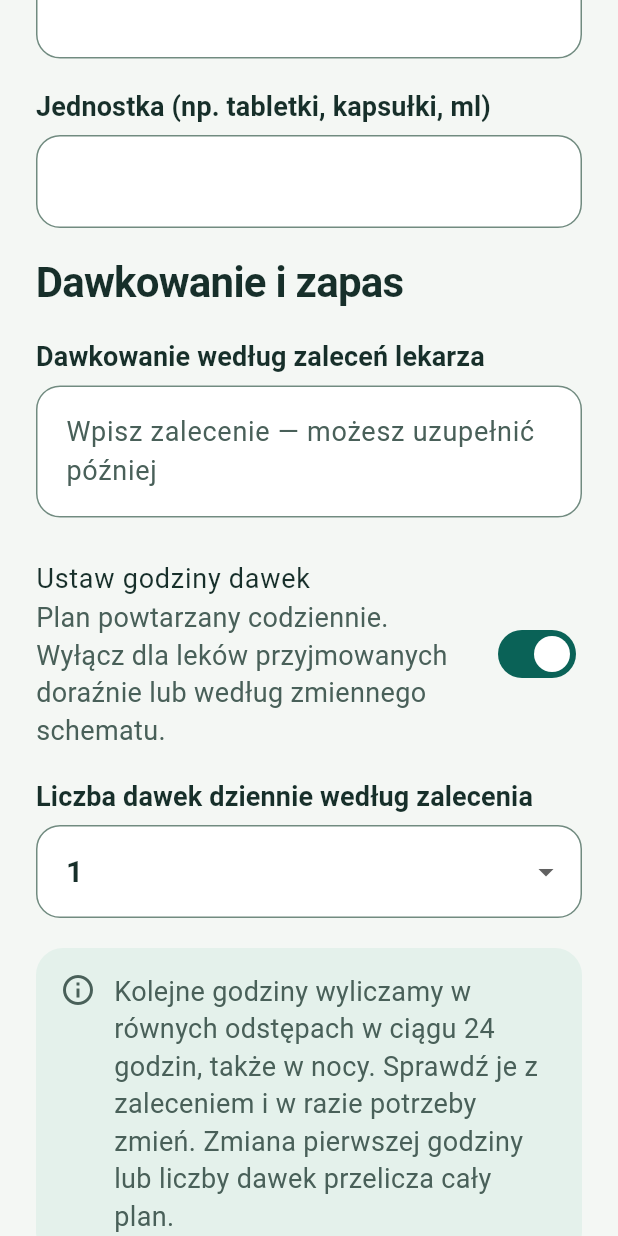
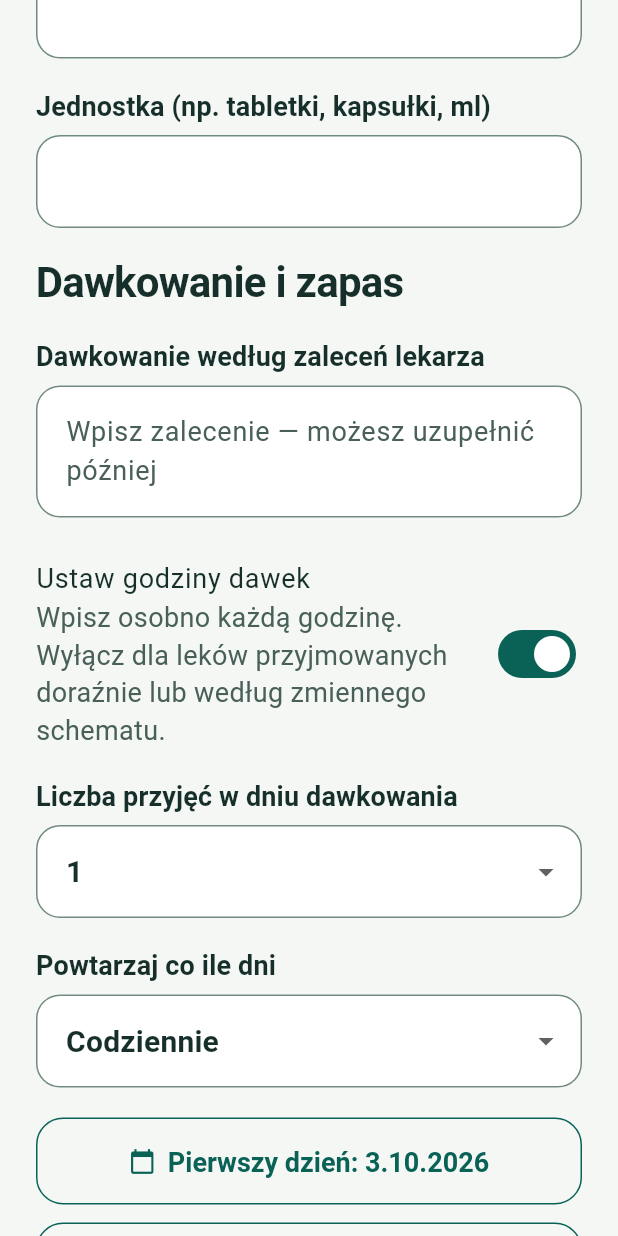
Before and after one commit to Cay00/mCare, a Flutter app: the MedicationForm widget shown alone on an empty page, opened directly, scrolled down 576 dp, after a tap on "Ustaw godziny dawek", on a phone screen of 412 x 824 dp. Run offline on Flutter 3.47's test engine with Material 3 defaults, Android fonts, the phone set to English and light mode, and no system bars; our stand-ins replace pdf, qr_flutter, share_plus, shared_preferences; missing offline and left inert: file_selector, google_mlkit_text_recognition, mobile_scanner, pdfrx; accounts and stored records are empty.

Commit message:
Recognize dosing intervals and require individual dose times

```diff
--- a/lib/models/medication.dart
+++ b/lib/models/medication.dart
@@ -52,6 +52,8 @@ class MedicationStock {
     this.ownedPackages,
     this.looseUnits,
     this.doseMinutes = const [],
+    this.everyDays = 1,
+    this.scheduleStart,
   });
 
   final MedicationProduct product;
@@ -60,8 +62,21 @@ class MedicationStock {
   final int? ownedPackages;
   final double? looseUnits;
 
-  /// User-confirmed clock times for a repeating daily plan; empty = no plan.
+  /// User-confirmed clock times on each scheduled day; empty = no plan.
   final List<int> doseMinutes;
+  final int everyDays;
+  final DateTime? scheduleStart;
+
+  bool isScheduledOn(DateTime date) {
+    if (doseMinutes.isEmpty) return false;
+    final start = scheduleStart ?? date;
+    final elapsed = DateTime.utc(
+      date.year,
+      date.month,
+      date.day,
+    ).difference(DateTime.utc(start.year, start.month, start.day)).inDays;
+    return elapsed >= 0 && everyDays > 0 && elapsed % everyDays == 0;
+  }
 
   double? get totalUnits {
     if (ownedPackages == null && looseUnits == null) return null;
@@ -81,6 +96,7 @@ class MedicationDose {
     required this.instruction,
     this.product,
     this.isTaken = false,
+    this.schedule,
   });
 
   final String id;
@@ -89,4 +105,5 @@ class MedicationDose {
   final String instruction;
   final MedicationProduct? product;
   bool isTaken;
+  final MedicationStock? schedule;
 }
--- a/lib/screens/medications_screen.dart
+++ b/lib/screens/medications_screen.dart
@@ -78,6 +78,7 @@ class _MedicationsScreenState extends State<MedicationsScreen> {
               time: doseTimeLabel(minute),
               name: medication.product.displayName,
               product: medication.product,
+              schedule: medication,
               instruction: medication.instruction.isEmpty
                   ? 'Dawkowanie do uzupełnienia'
                   : 'Dawkowanie: ${medication.instruction}',
@@ -197,7 +198,9 @@ class _MedicationsScreenState extends State<MedicationsScreen> {
         label: const Text('Wczytaj receptę'),
       ),
       const CareHeading('Dawki na dziś'),
-      ..._dosesToday.map(_buildDoseCard),
+      ..._dosesToday
+          .where((dose) => dose.schedule?.isScheduledOn(DateTime.now()) ?? true)
+          .map(_buildDoseCard),
       _buildPermanentMedsCard(),
     ],
   );
--- a/lib/screens/prescription_import_screen.dart
+++ b/lib/screens/prescription_import_screen.dart
@@ -154,7 +154,7 @@ class _PrescriptionImportScreenState extends State<PrescriptionImportScreen> {
                     ),
                     if (_reviewed[i]?.doseMinutes.isNotEmpty ?? false)
                       Text(
-                        'Godziny: ${_reviewed[i]!.doseMinutes.map(doseTimeLabel).join(', ')}',
+                        'Godziny: ${_reviewed[i]!.doseMinutes.map(doseTimeLabel).join(', ')} • ${_reviewed[i]!.everyDays == 1 ? 'codziennie' : 'co ${_reviewed[i]!.everyDays} dni'}',
                       ),
                     for (final warning in _result!.items[i].warnings)
                       Padding(
--- a/lib/services/prescription_dosing.dart
+++ b/lib/services/prescription_dosing.dart
@@ -1,19 +1,17 @@
 /// Recognises notation, not an independently chosen treatment or clock times.
 class PrescriptionDosing {
-  const PrescriptionDosing(this.amounts, this.periods);
+  const PrescriptionDosing(this.amounts, this.periods, {this.everyDays = 1});
+  final int everyDays;
   final List<String> amounts;
   final List<String> periods;
   int get dailyCount => amounts.length;
-  String get description => periods.isEmpty
-      ? '$dailyCount razy dziennie, po ${amounts.first} (jednostka według recepty)'
-      : List.generate(
-          amounts.length,
-          (i) => '${periods[i]}: ${amounts[i]}',
-        ).join(', ');
+  String get description =>
+      '${everyDays == 1 ? 'Codziennie' : 'Co $everyDays dni'}: ${periods.isEmpty ? '$dailyCount przyjęć, po ${amounts.first} (jednostka według recepty)' : List.generate(amounts.length, (i) => '${periods[i]}: ${amounts[i]}').join(', ')}';
 }
 
 PrescriptionDosing? recognizePrescriptionDosing(String source) {
-  final text = source
+  var text = source
+      .toLowerCase()
       .trim()
       .replaceFirst(
         RegExp(r'^D\s*\.?\s*S\s*\.?\s*:?\s*', caseSensitive: false),
@@ -23,6 +21,25 @@ PrescriptionDosing? recognizePrescriptionDosing(String source) {
       .replaceAll('×', 'x')
       .replaceAll('–', '-')
       .replaceAll('−', '-');
+  var everyDays = 1;
+  final interval = RegExp(
+    r'\s+co\s+(drugi dzień|dwa dni|trzy dni|\d+ dni)\s*$',
+  ).firstMatch(text);
+  if (interval != null) {
+    final value = interval[1]!;
+    everyDays = switch (value) {
+      'drugi dzień' || 'dwa dni' => 2,
+      'trzy dni' => 3,
+      _ => int.tryParse(value.split(' ').first) ?? 0,
+    };
+    if (everyDays < 1 || everyDays > 365) return null;
+    text = text.substring(0, interval.start).trim();
+  }
+  final unitPattern = RegExp(
+    r'\s+(tabl\.?|tabletka|tabletki|tabletek|kaps\.?|kapsułka|kapsułki|ml|dawka|dawki)$',
+  );
+  final explicitUnit = unitPattern.hasMatch(text);
+  text = text.replaceFirst(unitPattern, '');
   const amount = r'(?:\d+(?:[.,]\d+)?|\d+\s*/\s*\d+)';
   final times = RegExp('^(\\d{1,2})\\s*[xX*]\\s*($amount)\$').firstMatch(text);
   bool positive(String value) {
@@ -33,10 +50,21 @@ PrescriptionDosing? recognizePrescriptionDosing(String source) {
         (parts.length == 1 || (double.tryParse(parts.last) ?? 0) > 0);
   }
 
+  if (interval != null &&
+      explicitUnit &&
+      RegExp('^$amount\$').hasMatch(text) &&
+      positive(text)) {
+    return PrescriptionDosing([text], const [], everyDays: everyDays);
+  }
+
   if (times != null) {
     final count = int.parse(times[1]!);
     if (count >= 1 && count <= 24 && positive(times[2]!)) {
-      return PrescriptionDosing(List.filled(count, times[2]!), const []);
+      return PrescriptionDosing(
+        List.filled(count, times[2]!),
+        const [],
+        everyDays: everyDays,
+      );
     }
   }
   final slots = RegExp(
@@ -54,5 +82,7 @@ PrescriptionDosing? recognizePrescriptionDosing(String source) {
       return null;
     }
   }
-  return amounts.isEmpty ? null : PrescriptionDosing(amounts, periods);
+  return amounts.isEmpty
+      ? null
+      : PrescriptionDosing(amounts, periods, everyDays: everyDays);
 }
--- a/lib/widgets/dose_schedule_editor.dart
+++ b/lib/widgets/dose_schedule_editor.dart
@@ -10,10 +10,16 @@ class DoseScheduleEditor extends StatefulWidget {
     required this.onChanged,
     this.initialMinutes = const [],
     this.recognizedDosing,
+    this.initialEveryDays = 1,
+    this.initialStart,
+    this.onPatternChanged,
   });
   final ValueChanged<List<int>> onChanged;
   final List<int> initialMinutes;
   final PrescriptionDosing? recognizedDosing;
+  final int initialEveryDays;
+  final DateTime? initialStart;
+  final void Function(int days, DateTime start)? onPatternChanged;
   @override
   State<DoseScheduleEditor> createState() => _DoseScheduleEditorState();
 }
@@ -21,8 +27,9 @@ class DoseScheduleEditor extends StatefulWidget {
 class _DoseScheduleEditorState extends State<DoseScheduleEditor> {
   bool _enabled = false;
   int _count = 1;
-  int _first = 8 * 60;
-  List<int> _times = [8 * 60];
+  List<int> _times = [-1];
+  late int _everyDays = widget.initialEveryDays;
+  late DateTime _start = widget.initialStart ?? DateTime.now();
 
   @override
   void initState() {
@@ -30,14 +37,26 @@ class _DoseScheduleEditorState extends State<DoseScheduleEditor> {
     if (widget.initialMinutes.isNotEmpty) {
       _enabled = true;
       _times = List.of(widget.initialMinutes);
-      _first = _times.first;
       _count = _times.length;
+    } else if (widget.recognizedDosing case final dosing?) {
+      _count = dosing.dailyCount;
+      _everyDays = dosing.everyDays;
+      _times = List.filled(_count, -1);
+      _enabled = true;
+      WidgetsBinding.instance.addPostFrameCallback((_) {
+        if (mounted) _emit();
+      });
     }
   }
 
   void _regenerate() {
-    _times = evenlySpacedDoseMinutes(_first, _count);
+    _times = List.generate(_count, (i) => i < _times.length ? _times[i] : -1);
+    _emit();
+  }
+
+  void _emit() {
     widget.onChanged(_enabled ? List.of(_times) : []);
+    widget.onPatternChanged?.call(_everyDays, _start);
   }
 
   Future<void> _pick(int index) async {
@@ -45,7 +64,7 @@ class _DoseScheduleEditorState extends State<DoseScheduleEditor> {
     final selected = await showDialog<int>(
       context: context,
       builder: (_) => _DoseTimeDialog(
-        minutes: time,
+        minutes: time < 0 ? 8 * 60 : time,
         title: index == 0
             ? 'Godzina pierwszej dawki'
             : 'Godzina dawki ${index + 1}',
@@ -53,14 +72,8 @@ class _DoseScheduleEditorState extends State<DoseScheduleEditor> {
     );
     if (!mounted || selected == null) return;
     setState(() {
-      final minutes = selected;
-      if (index == 0) {
-        _first = minutes;
-        _regenerate();
-      } else {
-        _times[index] = minutes;
-        widget.onChanged(List.of(_times));
-      }
+      _times[index] = selected;
+      _emit();
     });
   }
 
@@ -75,10 +88,14 @@ class _DoseScheduleEditorState extends State<DoseScheduleEditor> {
         OutlinedButton(
           onPressed: () => setState(() {
             _count = dosing.dailyCount;
+            _everyDays = dosing.everyDays;
+            _times = List.filled(_count, -1);
             _enabled = true;
             _regenerate();
           }),
-          child: Text('Ustaw liczbę dawek z recepty: ${dosing.dailyCount}'),
+          child: Text(
+            'Zastosuj schemat z recepty: ${dosing.dailyCount} przyjęć',
+          ),
         ),
       ],
       SwitchListTile.adaptive(
@@ -86,7 +103,7 @@ class _DoseScheduleEditorState extends State<DoseScheduleEditor> {
         contentPadding: EdgeInsets.zero,
         title: const Text('Ustaw godziny dawek'),
         subtitle: const Text(
-          'Plan powtarzany codziennie. Wyłącz dla leków przyjmowanych doraźnie lub według zmiennego schematu.',
+          'Wpisz osobno każdą godzinę. Wyłącz dla leków przyjmowanych doraźnie lub według zmiennego schematu.',
         ),
         value: _enabled,
         onChanged: (value) => setState(() {
@@ -97,7 +114,7 @@ class _DoseScheduleEditorState extends State<DoseScheduleEditor> {
       if (_enabled) ...[
         const SizedBox(height: 12),
         CareField(
-          label: 'Liczba dawek dziennie według zalecenia',
+          label: 'Liczba przyjęć w dniu dawkowania',
           child: DropdownButtonFormField<int>(
             key: ValueKey('dailyDoseCount-$_count'),
             initialValue: _count,
@@ -116,8 +133,49 @@ class _DoseScheduleEditorState extends State<DoseScheduleEditor> {
             },
           ),
         ),
-        const CareNotice(
-          'Kolejne godziny wyliczamy w równych odstępach w ciągu 24 godzin, także w nocy. Sprawdź je z zaleceniem i w razie potrzeby zmień. Zmiana pierwszej godziny lub liczby dawek przelicza cały plan.',
+        CareField(
+          label: 'Powtarzaj co ile dni',
+          child: DropdownButtonFormField<int>(
+            key: ValueKey('every-days-$_everyDays'),
+            initialValue: _everyDays,
+            isExpanded: true,
+            items: List.generate(
+              365,
+              (i) => DropdownMenuItem(
+                value: i + 1,
+                child: Text(i == 0 ? 'Codziennie' : 'Co ${i + 1} dni'),
+              ),
+            ),
+            onChanged: (value) {
+              if (value != null) {
+                setState(() {
+                  _everyDays = value;
+                  _emit();
+                });
+              }
+            },
+          ),
+        ),
+        OutlinedButton.icon(
+          key: const Key('schedule-start'),
+          icon: const Icon(Icons.calendar_today),
+          label: Text(
+            'Pierwszy dzień: ${_start.day}.${_start.month}.${_start.year}',
+          ),
+          onPressed: () async {
+            final selected = await showDatePicker(
+              context: context,
+              initialDate: _start,
+              firstDate: DateTime(2000),
+              lastDate: DateTime(2100),
+            );
+            if (selected != null && mounted) {
+              setState(() {
+                _start = selected;
+                _emit();
+              });
+            }
+          },
         ),
         const SizedBox(height: 12),
         for (var i = 0; i < _times.length; i++) ...[
@@ -126,7 +184,7 @@ class _DoseScheduleEditorState extends State<DoseScheduleEditor> {
             onPressed: () => _pick(i),
             icon: const Icon(Icons.access_time),
             label: Text(
-              '${i == 0 ? 'Pierwsza dawka' : 'Dawka ${i + 1}'}: ${doseTimeLabel(_times[i])}',
+              '${i == 0 ? 'Pierwsza dawka' : 'Dawka ${i + 1}'}${widget.recognizedDosing?.periods.length == _count ? ' (${widget.recognizedDosing!.periods[i]})' : ''}: ${_times[i] < 0 ? 'wybierz godzinę' : doseTimeLabel(_times[i])}',
             ),
           ),
           const SizedBox(height: 8),
--- a/lib/widgets/medication_form.dart
+++ b/lib/widgets/medication_form.dart
@@ -49,6 +49,9 @@ class _MedicationFormState extends State<MedicationForm> {
   MedicationProduct? get _initialProduct =>
       widget.initialStock?.product ?? widget.product;
   late List<int> _doseMinutes = List.of(widget.initialStock?.doseMinutes ?? []);
+  late int _everyDays = widget.initialStock?.everyDays ?? 1;
+  late DateTime _scheduleStart =
+      widget.initialStock?.scheduleStart ?? DateTime.now();
   late final _name = TextEditingController(text: _initialProduct?.name);
   late final _strength = TextEditingController(text: _initialProduct?.strength);
   late final _shape = TextEditingController(
@@ -119,6 +122,8 @@ class _MedicationFormState extends State<MedicationForm> {
         ownedPackages: _number(_packages.text)?.toInt(),
         looseUnits: _number(_looseUnits.text),
         doseMinutes: List.unmodifiable(_doseMinutes),
+        everyDays: _everyDays,
+        scheduleStart: _scheduleStart,
       ),
     );
   }
@@ -244,7 +249,9 @@ class _MedicationFormState extends State<MedicationForm> {
               FormField<List<int>>(
                 initialValue: _doseMinutes,
                 validator: (times) =>
-                    times != null && times.toSet().length != times.length
+                    times != null && times.any((time) => time < 0)
+                    ? 'Ustaw osobno godzinę każdego przyjęcia leku.'
+                    : times != null && times.toSet().length != times.length
                     ? 'Godziny dawek nie mogą się powtarzać.'
                     : null,
                 builder: (state) => Column(
@@ -257,6 +264,12 @@ class _MedicationFormState extends State<MedicationForm> {
                           value.text,
                         ),
                         initialMinutes: _doseMinutes,
+                        initialEveryDays: _everyDays,
+                        initialStart: _scheduleStart,
+                        onPatternChanged: (days, start) {
+                          _everyDays = days;
+                          _scheduleStart = start;
+                        },
                         onChanged: (times) {
                           _doseMinutes = times;
                           state.didChange(times);
```
Also changed, not shown: 5 other files.
